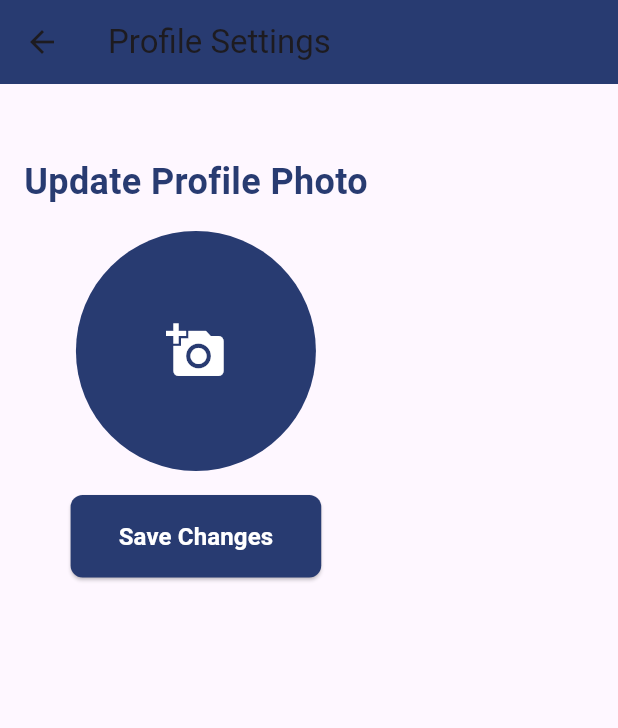
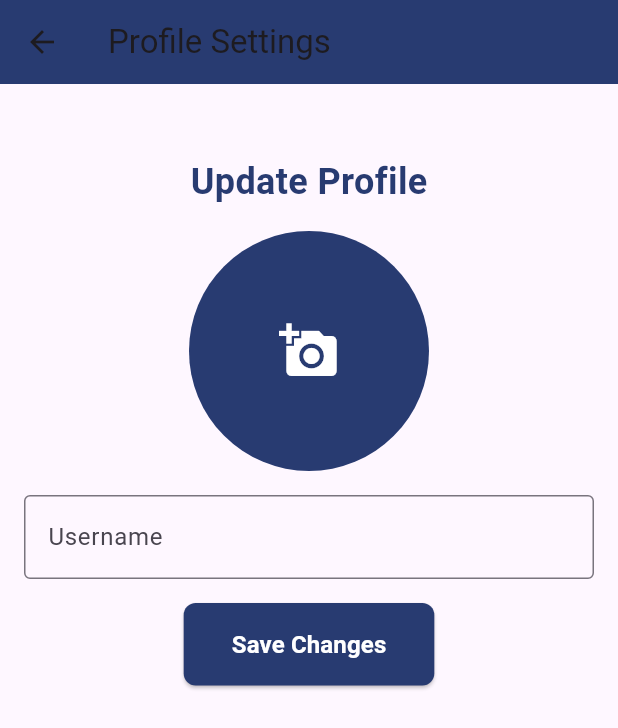
Before and after one commit to JanaviMahadik/khanawal_app, a Flutter app: the CookHomePage screen opened by its route, in the side drawer, after a tap on "Profile", on a phone screen of 412 x 824 dp. Shown: the top 728 px of the screen. Run offline on Flutter 3.47's test engine with Material 3 defaults, Android fonts, the phone set to English and light mode, and no system bars; our stand-ins replace cloud_firestore, file_picker, firebase_auth, firebase_core, firebase_storage, snippet_coder_utils; accounts and stored records are empty.

Commit message:
updated the profile section in both customer and cook section to update display name

```diff
--- a/lib/cook_home_page.dart
+++ b/lib/cook_home_page.dart
@@ -19,6 +19,7 @@ class _CookHomePageState extends State<CookHomePage> {
   final List<Item> _items = [];
   bool _isAccountsExpanded = false;
   String? _profilePhotoUrl;
+  String? _displayName;
 
   Future<void> _signOut(BuildContext context) async {
     try {
@@ -41,10 +42,27 @@ class _CookHomePageState extends State<CookHomePage> {
     }
   }
 
+  Future<void> _getDisplayName() async {
+    User? user = FirebaseAuth.instance.currentUser;
+    if (user != null) {
+      await user.reload();
+      setState(() {
+        _displayName = user.displayName;
+      });
+    }
+  }
+
+  Future<void> _updateDisplayName(String newName) async {
+    setState(() {
+      _displayName = newName;
+    });
+  }
+
   @override
   void initState() {
     super.initState();
     _getUserProfilePhoto();
+    _getDisplayName();
   }
 
   void _addItem(String title, String description, String fileUrl) {
@@ -151,7 +169,11 @@ class _CookHomePageState extends State<CookHomePage> {
   Widget build(BuildContext context) {
     return Scaffold(
       appBar: AppBar(
-        title: const Text("Cook Home Page"),
+        title: Text(_displayName ?? "Cook Home Page",
+        style: TextStyle(
+        color: Colors.white,
+    ),
+        ),
         backgroundColor: HexColor("#283B71"),
         leading: Builder(
           builder: (BuildContext context) {
@@ -194,13 +216,13 @@ class _CookHomePageState extends State<CookHomePage> {
                       ),
                     ),
                   ),
-                  const SizedBox(width: 10), // Space between image and text
+                  const SizedBox(width: 10),
                   Expanded(
                     child: Column(
                       crossAxisAlignment: CrossAxisAlignment.start,
                       children: [
                         Text(item.title, style: TextStyle(color: HexColor("#283B71"), fontWeight: FontWeight.bold)),
-                        const SizedBox(height: 5), // Space between title and description
+                        const SizedBox(height: 5),
                         Text(item.description, style: TextStyle(color: HexColor("#283B71"))),
                       ],
                     ),
@@ -254,11 +276,16 @@ class _CookHomePageState extends State<CookHomePage> {
                       Navigator.pop(context);
                       final result = await Navigator.push(
                         context,
-                        MaterialPageRoute(builder: (context) => const ProfileSettingsPage()),
+                        MaterialPageRoute(
+                          builder: (context) => ProfileSettingsPage(
+                            onUpdateDisplayName: _updateDisplayName,
+                          ),
+                        ),
                       );
 
                       if (result == true) {
                         _getUserProfilePhoto();
+                        _getDisplayName();
                       }
                     },
                   ),
--- a/lib/profile_setting_page.dart
+++ b/lib/profile_setting_page.dart
@@ -6,7 +6,9 @@ import 'package:snippet_coder_utils/hex_color.dart';
 import 'profile_photo_service.dart';
 
 class ProfileSettingsPage extends StatefulWidget {
-  const ProfileSettingsPage({Key? key}) : super(key: key);
+  final Function(String) onUpdateDisplayName;
+
+  const ProfileSettingsPage({Key? key, required this.onUpdateDisplayName}) : super(key: key);
 
   @override
   _ProfileSettingsPageState createState() => _ProfileSettingsPageState();
@@ -14,6 +16,23 @@ class ProfileSettingsPage extends StatefulWidget {
 
 class _ProfileSettingsPageState extends State<ProfileSettingsPage> {
   File? _selectedProfilePhoto;
+  String? _username;
+  final GlobalKey<FormState> _formKey = GlobalKey<FormState>();
+
+  @override
+  void initState() {
+    super.initState();
+    _loadUserData();
+  }
+
+  Future<void> _loadUserData() async {
+    User? user = FirebaseAuth.instance.currentUser;
+    if (user != null) {
+      setState(() {
+        _username = user.displayName ?? '';
+      });
+    }
+  }
 
   Future<void> _selectProfilePhoto() async {
     FilePickerResult? result = await FilePicker.platform.pickFiles(
@@ -31,34 +50,35 @@ class _ProfileSettingsPageState extends State<ProfileSettingsPage> {
     }
   }
 
-  Future<void> _updateProfilePhoto() async {
+  Future<void> _updateProfile() async {
+    if (_formKey.currentState!.validate()) {
+      _formKey.currentState!.save();
+
+      try {
+        User? user = FirebaseAuth.instance.currentUser;
+        if (user != null) {
+          await user.updateDisplayName(_username);
+          widget.onUpdateDisplayName(_username!);
+
           if (_selectedProfilePhoto != null) {
-      try {
             ProfilePhotoService photoService = ProfilePhotoService();
             String? downloadUrl = await photoService.updateProfilePhoto(_selectedProfilePhoto!);
-
-        User? user = FirebaseAuth.instance.currentUser;
-        if (user != null && downloadUrl != null) {
             await user.updatePhotoURL(downloadUrl);
           }
 
           ScaffoldMessenger.of(context).showSnackBar(
-          SnackBar(content: Text('Profile photo updated!')),
+            SnackBar(content: Text('Profile updated successfully')),
           );
 
           Navigator.pop(context, true);
+        }
       } catch (e) {
         ScaffoldMessenger.of(context).showSnackBar(
-          SnackBar(content: Text('Error updating profile photo: $e')),
-        );
-      }
-    } else {
-      ScaffoldMessenger.of(context).showSnackBar(
-        SnackBar(content: Text('Please select a photo first.')),
+          SnackBar(content: Text('Error updating profile: $e')),
         );
       }
     }
-
+  }
 
   @override
   Widget build(BuildContext context) {
@@ -69,13 +89,15 @@ class _ProfileSettingsPageState extends State<ProfileSettingsPage> {
       ),
       body: Padding(
         padding: const EdgeInsets.all(16.0),
+        child: Form(
+          key: _formKey,
           child: Column(
             mainAxisAlignment: MainAxisAlignment.start,
             crossAxisAlignment: CrossAxisAlignment.center,
             children: [
               const SizedBox(height: 32.0),
               Text(
-              'Update Profile Photo',
+                'Update Profile',
                 style: TextStyle(
                   fontSize: 24.0,
                   fontWeight: FontWeight.bold,
@@ -101,8 +123,25 @@ class _ProfileSettingsPageState extends State<ProfileSettingsPage> {
                 ),
               ),
               const SizedBox(height: 16.0),
+              TextFormField(
+                initialValue: _username,
+                decoration: InputDecoration(
+                  labelText: 'Username',
+                  border: OutlineInputBorder(),
+                ),
+                validator: (value) {
+                  if (value == null || value.isEmpty) {
+                    return 'Please enter a username';
+                  }
+                  return null;
+                },
+                onSaved: (value) {
+                  _username = value;
+                },
+              ),
+              const SizedBox(height: 16.0),
               ElevatedButton(
-              onPressed: _updateProfilePhoto,
+                onPressed: _updateProfile,
                 style: ElevatedButton.styleFrom(
                   backgroundColor: HexColor("#283B71"),
                   padding: const EdgeInsets.symmetric(horizontal: 32.0, vertical: 16.0),
@@ -122,6 +161,7 @@ class _ProfileSettingsPageState extends State<ProfileSettingsPage> {
             ],
           ),
         ),
+      ),
     );
   }
 }
```
Also changed, not shown: lib/customer_home_page.dart (+29 -2 lines). Lines whose indentation alone changed are shown as unchanged.
